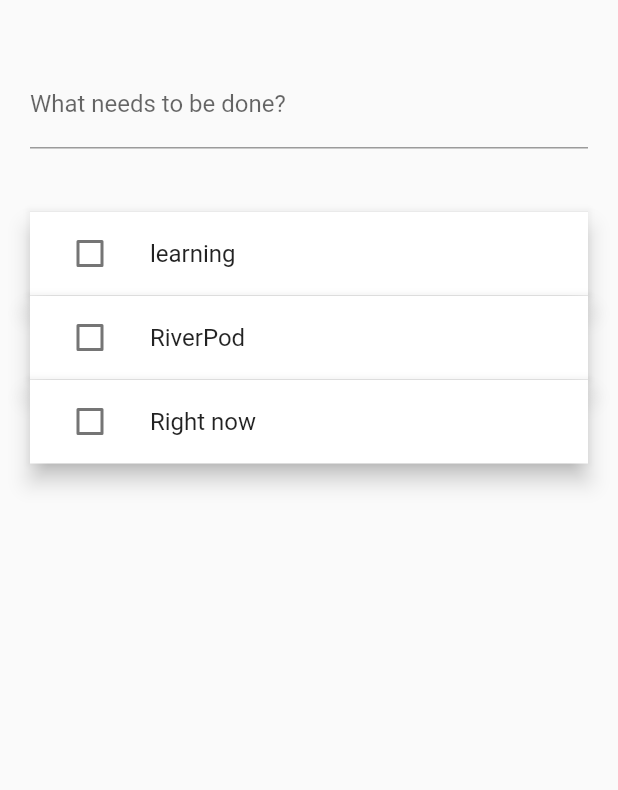
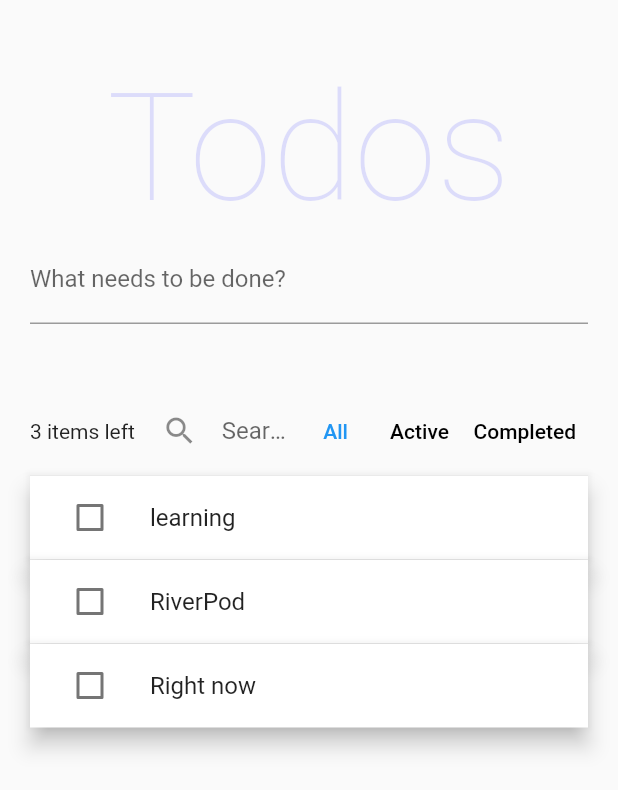
Before and after one commit to CharithBhat/riverpod_with_stateNotifier, a Flutter app: the screen it shows after launch, on a phone screen of 412 x 824 dp. Shown: the top 790 px of the screen. Run offline on Flutter 3.47's test engine with Material 2 defaults, Android fonts, the phone set to English and light mode, and no system bars; our stand-ins replace flutter_hooks, freezed_annotation, hooks_riverpod; Roboto replaces fonts that are missing (Helvetica Neue).

Commit message:
todo app with search works

```diff
--- a/lib/main.dart
+++ b/lib/main.dart
@@ -40,7 +40,9 @@ class Home extends HookConsumerWidget {
     final todos = ref.watch(filteredTodos);
     final newTodoController = useTextEditingController();
 
-    return Scaffold(
+    return GestureDetector(
+      onTap: (() => FocusScope.of(context).unfocus()),
+      child: Scaffold(
         body: Center(
           child: ConstrainedBox(
             constraints: const BoxConstraints(maxWidth: 800),
@@ -48,10 +50,11 @@ class Home extends HookConsumerWidget {
               padding: const EdgeInsets.symmetric(horizontal: 20, vertical: 40),
               children: [
                 // todo title
+                const Title(),
                 TextField(
                   controller: newTodoController,
-                decoration:
-                    const InputDecoration(labelText: 'What needs to be done?'),
+                  decoration: const InputDecoration(
+                      labelText: 'What needs to be done?'),
                   onSubmitted: (value) {
                     ref.read(todoListProvider.notifier).add(value);
                     newTodoController.clear();
@@ -61,6 +64,7 @@ class Home extends HookConsumerWidget {
                 Column(
                   children: [
                     // Tool bar
+                    const Toolbar(),
                     // todo list
                     if (todos.isNotEmpty) const Divider(height: 0),
                     for (int i = 0; i < todos.length; i++) ...[
@@ -81,16 +85,97 @@ class Home extends HookConsumerWidget {
             ),
           ),
         ),
+      ),
     );
   }
 }
 
-class ToolBar extends StatelessWidget {
-  const ToolBar({super.key});
+class Toolbar extends HookConsumerWidget {
+  const Toolbar({
+    Key? key,
+  }) : super(key: key);
 
   @override
-  Widget build(BuildContext context) {
-    return const Text('ToolBar');
+  Widget build(BuildContext context, WidgetRef ref) {
+    final filter = ref.watch(todoListFilter);
+    final search = ref.watch(todoListSearch);
+    final searchController = useTextEditingController();
+
+    Color? textColorFor(TodoListFilter value) {
+      return filter == value ? Colors.blue : Colors.black;
+    }
+
+    return Material(
+      child: Row(
+        mainAxisAlignment: MainAxisAlignment.spaceBetween,
+        children: [
+          Expanded(
+            child: Text(
+              '${ref.watch(uncompletedTodosCount)} items left',
+              overflow: TextOverflow.ellipsis,
+            ),
+          ),
+          Expanded(
+            child: TextField(
+              onChanged: (value) {
+                ref.read(todoListSearch.notifier).state =
+                    value.trim().toLowerCase();
+              },
+              controller: searchController,
+              decoration: const InputDecoration(
+                labelText: 'Search',
+                border: InputBorder.none,
+                icon: Icon(Icons.search),
+              ),
+            ),
+          ),
+          Tooltip(
+            // key: allFilterKey,
+            message: 'All todos',
+            child: TextButton(
+              onPressed: () =>
+                  ref.read(todoListFilter.notifier).state = TodoListFilter.all,
+              style: ButtonStyle(
+                visualDensity: VisualDensity.compact,
+                foregroundColor:
+                    MaterialStateProperty.all(textColorFor(TodoListFilter.all)),
+              ),
+              child: const Text('All'),
+            ),
+          ),
+          Tooltip(
+            // key: activeFilterKey,
+            message: 'Only uncompleted todos',
+            child: TextButton(
+              onPressed: () => ref.read(todoListFilter.notifier).state =
+                  TodoListFilter.active,
+              style: ButtonStyle(
+                visualDensity: VisualDensity.compact,
+                foregroundColor: MaterialStateProperty.all(
+                  textColorFor(TodoListFilter.active),
+                ),
+              ),
+              child: const Text('Active'),
+            ),
+          ),
+          Tooltip(
+            // key: completedFilterKey,
+            message: 'Only completed todos',
+            child: TextButton(
+              onPressed: () => ref.read(todoListFilter.notifier).state =
+                  TodoListFilter.completed,
+              style: ButtonStyle(
+                visualDensity: VisualDensity.compact,
+                foregroundColor: MaterialStateProperty.all(
+                  textColorFor(TodoListFilter.completed),
+                ),
+              ),
+              child: const Text('Completed'),
+            ),
+          ),
+        ],
+      ),
+    );
   }
 }
 
@@ -100,7 +185,7 @@ class Title extends StatelessWidget {
   @override
   Widget build(BuildContext context) {
     return const Text(
-      'todos',
+      'Todos',
       textAlign: TextAlign.center,
       style: TextStyle(
         color: Color.fromARGB(38, 47, 47, 247),
--- a/lib/views/todo.vm.dart
+++ b/lib/views/todo.vm.dart
@@ -23,8 +23,17 @@ final todoListFilter = StateProvider((ref) {
   return TodoListFilter.all;
 });
 
+final todoListSearch = StateProvider((ref) {
+  return '';
+});
+
+final uncompletedTodosCount = Provider<int>((ref) {
+  return ref.watch(todoListProvider).where((todo) => !todo.completed).length;
+});
+
 final filteredTodos = Provider<List<Todo>>((ref) {
   final filter = ref.watch(todoListFilter);
+  final search = ref.watch(todoListSearch);
   final todos = ref.watch(todoListProvider);
 
   List<Todo> filteredTodos;
@@ -44,7 +53,13 @@ final filteredTodos = Provider<List<Todo>>((ref) {
       break;
   }
 
-  return filteredTodos;
+  if (search.isEmpty) {
+    return filteredTodos;
+  } else {
+    return filteredTodos
+        .where((todo) => todo.description.toLowerCase().contains(search))
+        .toList();
+  }
 });
 
 class TodoList extends StateNotifier<List<Todo>> {
```
Lines whose indentation alone changed are shown as unchanged.
